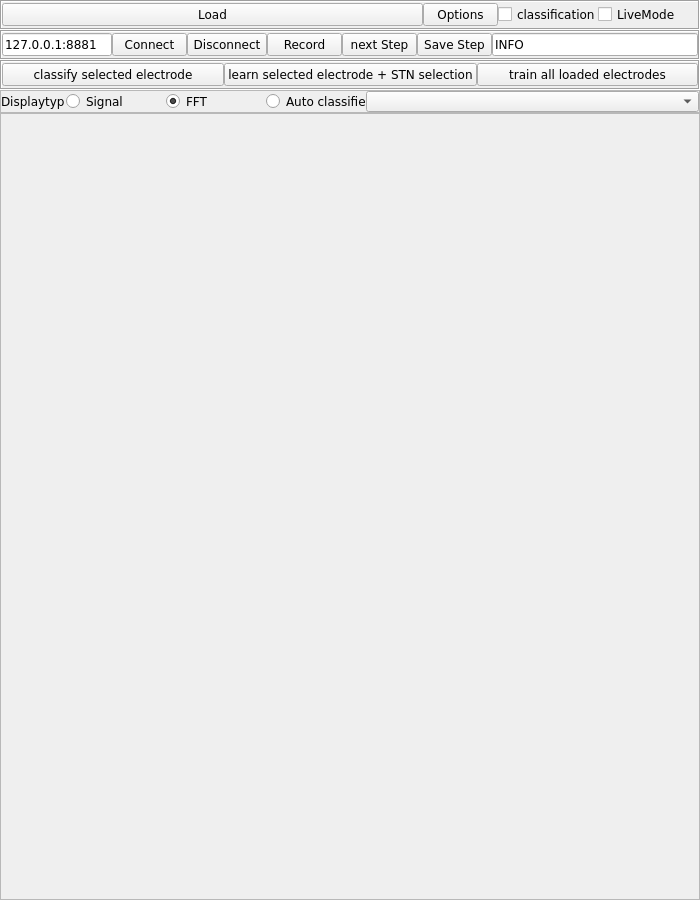
waschkbaer/BrainVis, file dev/BrainVis/mertool.ui: the form before one commit.
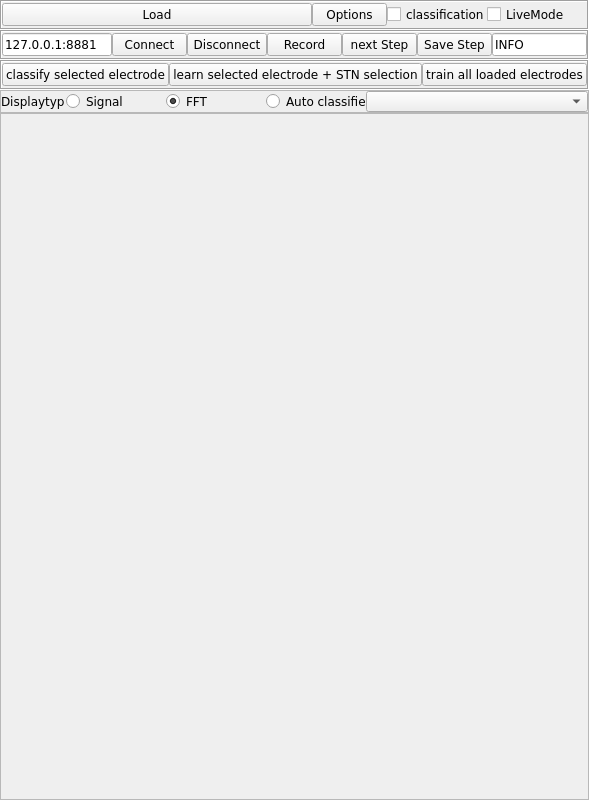
The form after the commit.

```diff
--- a/dev/BrainVis/mertool.ui
+++ b/dev/BrainVis/mertool.ui
@@ -6,19 +6,19 @@
    <rect>
     <x>0</x>
     <y>0</y>
-    <width>700</width>
-    <height>900</height>
+    <width>557</width>
+    <height>800</height>
    </rect>
   </property>
   <property name="minimumSize">
    <size>
-    <width>700</width>
-    <height>900</height>
+    <width>500</width>
+    <height>800</height>
    </size>
   </property>
   <property name="maximumSize">
    <size>
-    <width>780</width>
+    <width>700</width>
     <height>960</height>
    </size>
   </property>
```
